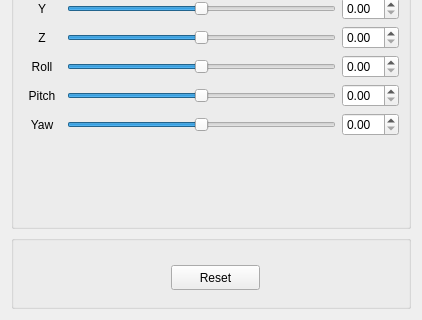
Before: the Qt Designer form src/wrench_gui/ui/wrench_gui_widget.ui in ADVRHumanoids/cartesio_gui, drawn with Qt 5; both pictures show x 0 to 422 and y 232 to 552 of the 422 by 552 pixel window.
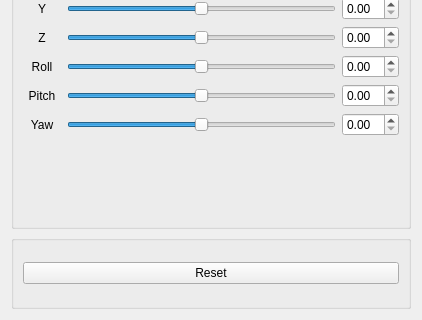
After: the same form once the commit is applied.

```diff
--- a/src/wrench_gui/ui/wrench_gui_widget.ui
+++ b/src/wrench_gui/ui/wrench_gui_widget.ui
@@ -240,19 +240,15 @@
      <property name="title">
       <string/>
      </property>
+     <layout class="QHBoxLayout" name="horizontalLayout_3">
+      <item>
      <widget class="QPushButton" name="reset_button">
-      <property name="geometry">
-       <rect>
-        <x>160</x>
-        <y>30</y>
-        <width>89</width>
-        <height>25</height>
-       </rect>
-      </property>
       <property name="text">
        <string>Reset</string>
       </property>
      </widget>
+      </item>
+     </layout>
     </widget>
    </item>
   </layout>
```
Lines whose indentation alone changed are shown as unchanged.
